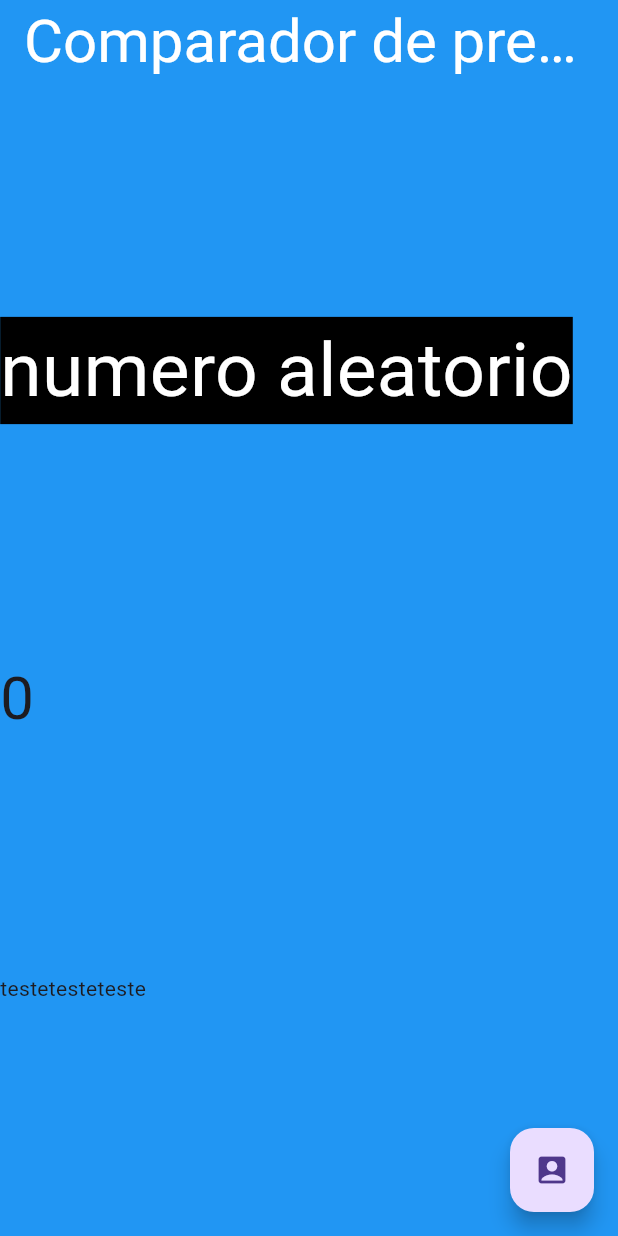
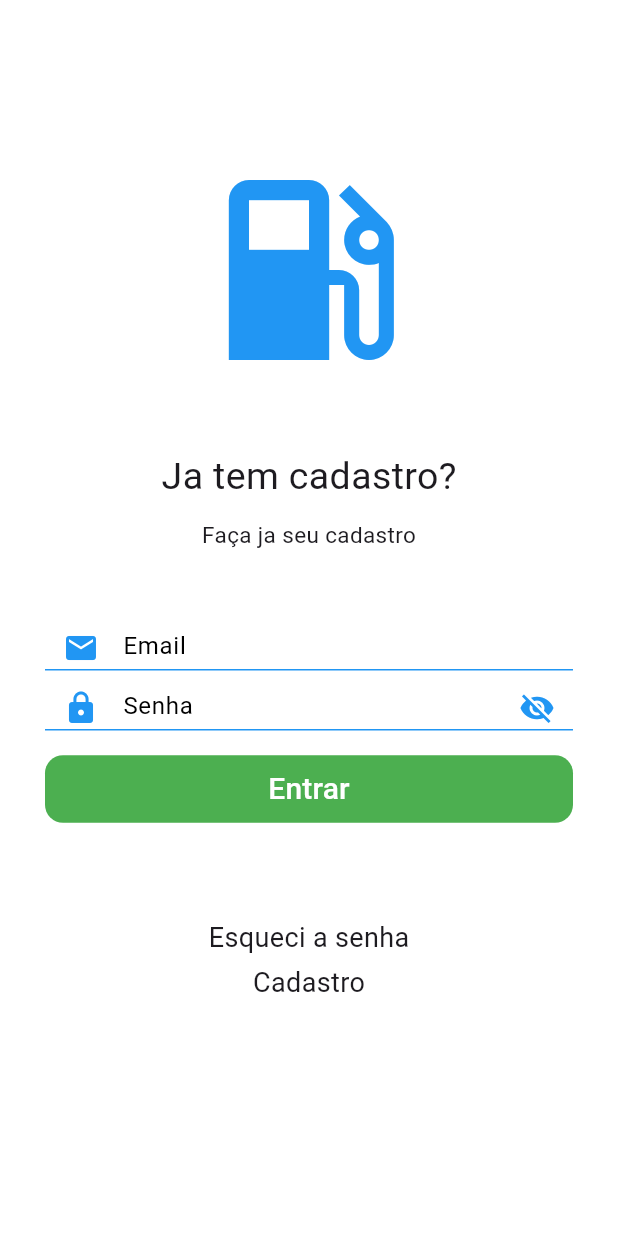
Before and after one commit to Soarezzsemj/Comparador-Precos, a Flutter app: the screen it shows after launch, on a phone screen of 412 x 824 dp. Run offline on Flutter 3.47's test engine with Material 3 defaults, Android fonts, the phone set to English and light mode, and no system bars; Roboto replaces fonts that are missing (Abel).

Commit message:
Feat: tela de login e tela home com navigator

```diff
--- a/lib/main.dart
+++ b/lib/main.dart
@@ -1,7 +1,7 @@
 import 'dart:math';
 import 'package:flutter/cupertino.dart';
 import 'package:flutter/material.dart';
-import 'pages/home_page.dart' show HomePage;
+import 'pages/main_page.dart' show HomePage;
 import 'my_app.dart' show MyApp;
 
 void main(){
--- a/lib/my_app.dart
+++ b/lib/my_app.dart
@@ -1,4 +1,5 @@
-import 'package:comparador_gasolina_alcool/pages/home_page.dart';
+import 'package:comparador_gasolina_alcool/pages/main_page.dart';
+import 'package:comparador_gasolina_alcool/pages/login_page.dart';
 import 'package:flutter/cupertino.dart';
 import 'package:flutter/material.dart';
 
@@ -13,7 +14,7 @@ class MyApp extends StatelessWidget {
         primarySwatch: Colors.blue,
       ),
       debugShowCheckedModeBanner: false,
-      home: HomePage(),
+      home: LoginPage(),
     );
   }
 }
--- a/lib/pages/home_page.dart
+++ /dev/null
@@ -1,72 +0,0 @@
-import 'dart:math';
-
-import 'package:flutter/cupertino.dart';
-import 'package:flutter/material.dart';
-import 'package:google_fonts/google_fonts.dart';
-
-import '../service/gerar_numero_aleatorio_service.dart';
-
-
-
-class HomePage extends StatefulWidget {
-  const HomePage({super.key});
-
-  @override
-  State<HomePage> createState() => _HomePageState();
-}
-
-class _HomePageState extends State<HomePage> {
-
-  var numeroGerado = 0;
-
-
-
-
-  @override
-  Widget build(BuildContext context) {
-    return Scaffold(
-      appBar: AppBar(
-        backgroundColor: Colors.blue,
-        centerTitle: true,
-         title: Text("Comparador de preço Gasolina X Alcool", style: GoogleFonts.abel(color: Colors.white, fontSize: 40),
-        ),
-      ),
-      floatingActionButton: FloatingActionButton(
-        child: const Icon(Icons.account_box),
-        onPressed: () {
-          setState(() {
-            numeroGerado =
-                GerarNumeroAleatorioService.gerarNumeroAleatorio();
-          });
-        },
-      ),
-      body: Container(
-        color: Colors.blue,// fundo
-        //margin: EdgeInsets.fromLTRB(9, 10, 9, 10), é o padding
-        child: Column(
-          crossAxisAlignment: CrossAxisAlignment.start,// separador
-          mainAxisAlignment: MainAxisAlignment.spaceEvenly, // separador tbm
-
-          children: [
-
-               Text("numero aleatorio",
-                 style: GoogleFonts.adventPro(fontSize: 50,
-                     color: Colors.white,
-                     backgroundColor: Colors.black),
-               ),
-             Text(numeroGerado.toString(),
-              style: GoogleFonts.adventPro(fontSize: 40),
-            ),
-
-            Row(children: [
-              Text("teste"),
-              Text("teste"),
-              Text("teste"),
-            ],
-            ),
-          ],
-        ),
-      ),
-    );
-  }
-}
--- /dev/null
+++ b/lib/pages/login_page.dart
@@ -0,0 +1,170 @@
+import 'package:comparador_gasolina_alcool/pages/main_page.dart';
+import 'package:flutter/material.dart';
+
+class LoginPage extends StatefulWidget {
+  const LoginPage({super.key});
+
+  @override
+  State<LoginPage> createState() => _LoginPageState();
+}
+
+class _LoginPageState extends State<LoginPage> {
+
+
+
+
+  var emailController = new TextEditingController(text: "");
+  var senhaController = new TextEditingController(text: "");
+  bool isObscureText = true;
+
+
+
+
+  @override
+  Widget build(BuildContext context) {
+    return SafeArea(
+      child: Scaffold(
+        backgroundColor: Colors.white,
+        body: SingleChildScrollView(
+          child: ConstrainedBox(
+            constraints: BoxConstraints(
+              maxHeight: MediaQuery.of(context).size.height,
+            ),
+            child: Column(
+              children: [
+                SizedBox(
+                  width: double.infinity,
+                  child: Column(
+                    crossAxisAlignment: CrossAxisAlignment.center,
+                    children: [
+                      SizedBox(height: 100),
+                      const Icon(
+                          Icons.local_gas_station, size: 160, color: Colors.blue),
+                      const SizedBox(height: 40),
+                      Text("Ja tem cadastro?", style: TextStyle(fontSize: 25)),
+                      SizedBox(height: 10),
+                      Text(
+                        "Faça ja seu cadastro",
+                        style: TextStyle(fontSize: 15, fontWeight: FontWeight.w400),
+                      ),
+                      SizedBox(height: 50),
+                      Container(
+                        width: double.infinity,
+                        margin: EdgeInsets.symmetric(horizontal: 30),
+                        height: 30,
+                        alignment: Alignment.center,
+                        child: TextField(
+                          controller: emailController,
+                          onChanged: (value){
+                            //debugPrint(value);
+
+                          },
+                          decoration: InputDecoration(
+                            enabledBorder: UnderlineInputBorder(
+                              borderSide: BorderSide(color: Colors.blue),
+                            ),
+                            focusedBorder: UnderlineInputBorder(
+                              borderSide: BorderSide(color: Colors.blue),
+                            ),
+                            hintText: "Email",
+                            hintStyle: TextStyle(color: Colors.black),
+                            prefixIcon: Icon(Icons.email, color: Colors.blue),
+                          ),
+                        ),
+                      ),
+                      const SizedBox(height: 10),
+                      Container(
+                        width: double.infinity,
+                        margin: EdgeInsets.symmetric(horizontal: 30),
+                        height: 30,
+                        alignment: Alignment.center,
+                        child: TextField(
+                          obscureText: isObscureText,
+                          controller: senhaController,
+                          onChanged: (value){
+                            //debugPrint(value);
+                          },
+                          decoration: InputDecoration(
+                            enabledBorder: UnderlineInputBorder(
+                              borderSide: BorderSide(color: Colors.blue),
+                            ),
+                            focusedBorder: UnderlineInputBorder(
+                              borderSide: BorderSide(color: Colors.blue),
+                            ),
+                            hintText: "Senha",
+                            hintStyle: TextStyle(color: Colors.black),
+                            prefixIcon: Icon(Icons.lock, color: Colors.blue),
+                            suffixIcon: InkWell(
+                              onTap: (){
+                                setState(() {
+                                  isObscureText = !isObscureText;
+                                });
+                              },
+                              child: Icon(
+                                  isObscureText ? Icons.visibility_off : Icons.visibility,
+                                  color: Colors.blue),
+                            ),
+                          ),
+                        ),
+                      ),
+                      const SizedBox(height: 15),
+                      Container(
+                        width: double.infinity,
+                        margin: EdgeInsets.symmetric(horizontal: 30),
+                        alignment: Alignment.center,
+                        child: SizedBox(
+                          width: double.infinity,
+                          child: TextButton(
+                            onPressed: () {
+                              if(emailController.text.trim() == "email@email.com" && senhaController.text.trim() == "123"){
+                                Navigator.pushReplacement(context, MaterialPageRoute(builder: (context) => const MainPage()));
+                              } else {
+                                ScaffoldMessenger.of(context).showSnackBar(SnackBar(content: Text("erro ao efetuar login")));
+                              }
+                            },
+                            style: ButtonStyle(
+                              backgroundColor: WidgetStateProperty.all(Colors.green),
+                              shape: WidgetStateProperty.all(
+                                RoundedRectangleBorder(
+                                  borderRadius: BorderRadiusGeometry.circular(12),
+                                ),
+                              ),
+                            ),
+                            child: Text(
+                              "Entrar",
+                              style: TextStyle(
+                                color: Colors.white,
+                                fontSize: 20,
+                                fontWeight: FontWeight.w500,
+                              ),
+                            ),
+                          ),
+                        ),
+                      ),
+                      const SizedBox(height: 60),
+                      Container(
+                        width: double.infinity,
+                        margin: EdgeInsets.symmetric(horizontal: 30),
+                        height: 30,
+                        alignment: Alignment.center,
+                        child: Text("Esqueci a senha", style: TextStyle(fontSize: 18)),
+                      ),
+                      Container(
+                        width: double.infinity,
+                        margin: EdgeInsets.symmetric(horizontal: 30),
+                        height: 30,
+                        alignment: Alignment.center,
+                        child: Text("Cadastro", style: TextStyle(fontSize: 18)),
+                      ),
+                      const SizedBox(height: 190),
+                    ],
+                  ),
+                ),
+              ],
+            ),
+          ),
+        ),
+      ),
+    );
+  }
+}
--- /dev/null
+++ b/lib/pages/main_page.dart
@@ -0,0 +1,25 @@
+import 'package:flutter/material.dart';
+
+class MainPage extends StatefulWidget {
+  const MainPage({super.key});
+
+  @override
+  State<MainPage> createState() => _MainPageState();
+}
+
+class _MainPageState extends State<MainPage> {
+  @override
+  Widget build(BuildContext context) {
+    return SafeArea(
+      child: Scaffold(appBar: AppBar(title: Text("meu app"),),
+      drawer: Drawer(
+        child: Column(
+          children: [
+            SizedBox(height: 30,),
+            Text("campo 1", style: TextStyle(fontSize: 20,),),
+          ]
+        ),
+      ),),
+    );
+  }
+}
```
